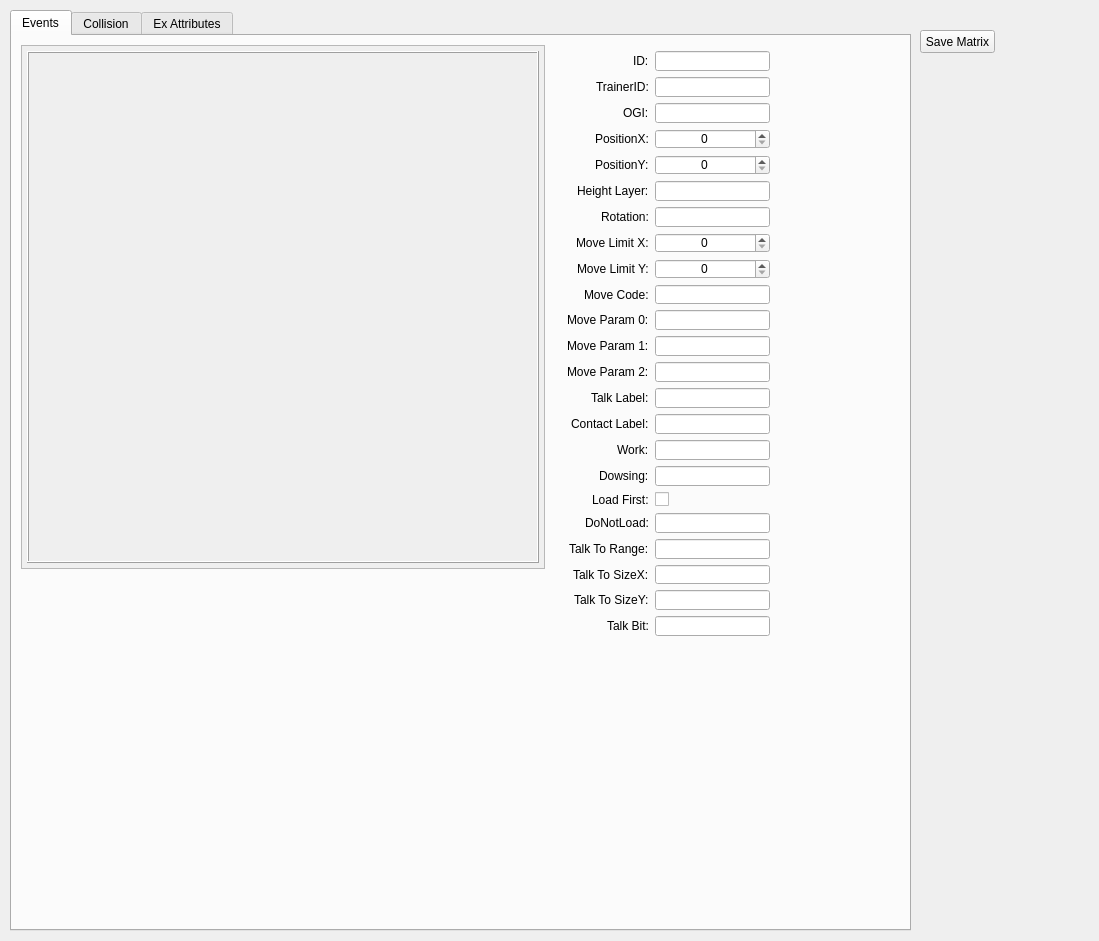
Qt form collision.ui (ycdevbdsp/sinnoh) before a commit.
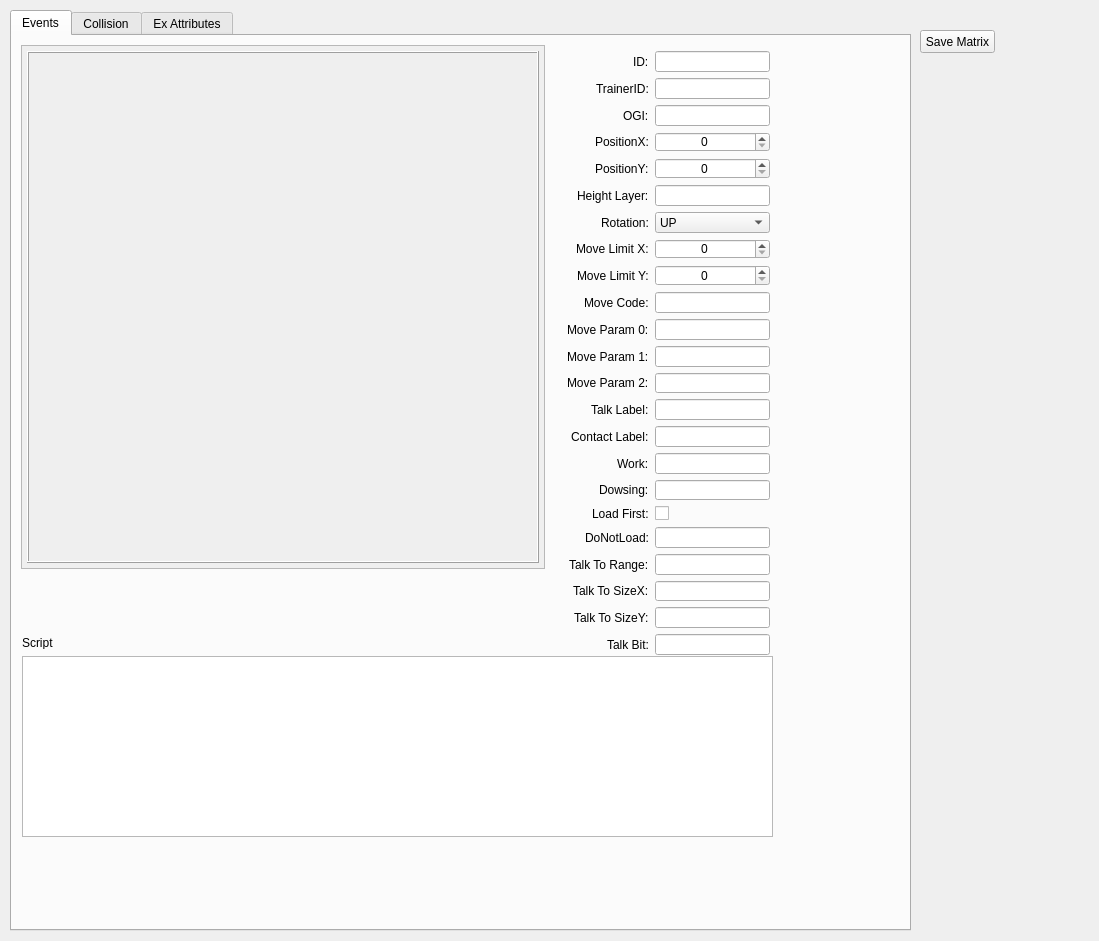
The same form after that commit. Custom widgets are drawn as their Qt base class.

```diff
--- a/collision.ui
+++ b/collision.ui
@@ -121,7 +121,7 @@
        <x>550</x>
        <y>10</y>
        <width>213</width>
-       <height>595</height>
+       <height>614</height>
       </rect>
      </property>
      <layout class="QFormLayout" name="formLayout">
@@ -182,6 +182,9 @@
         <property name="alignment">
          <set>Qt::AlignCenter</set>
         </property>
+        <property name="maximum">
+         <number>999</number>
+        </property>
        </widget>
       </item>
       <item row="4" column="0">
@@ -196,6 +199,9 @@
         <property name="alignment">
          <set>Qt::AlignCenter</set>
         </property>
+        <property name="maximum">
+         <number>999</number>
+        </property>
        </widget>
       </item>
       <item row="5" column="0">
@@ -216,7 +222,28 @@
        </widget>
       </item>
       <item row="6" column="1">
-       <widget class="QLineEdit" name="pdRotation"/>
+       <widget class="QComboBox" name="pdRotation">
+        <item>
+         <property name="text">
+          <string>UP</string>
+         </property>
+        </item>
+        <item>
+         <property name="text">
+          <string>DOWN</string>
+         </property>
+        </item>
+        <item>
+         <property name="text">
+          <string>LEFT</string>
+         </property>
+        </item>
+        <item>
+         <property name="text">
+          <string>RIGHT</string>
+         </property>
+        </item>
+       </widget>
       </item>
       <item row="7" column="0">
        <widget class="QLabel" name="moveLimitXLabel">
@@ -230,6 +257,9 @@
         <property name="alignment">
          <set>Qt::AlignCenter</set>
         </property>
+        <property name="maximum">
+         <number>999</number>
+        </property>
        </widget>
       </item>
       <item row="8" column="0">
@@ -244,6 +274,9 @@
         <property name="alignment">
          <set>Qt::AlignCenter</set>
         </property>
+        <property name="maximum">
+         <number>999</number>
+        </property>
        </widget>
       </item>
       <item row="9" column="0">
@@ -388,6 +421,29 @@
       </item>
      </layout>
     </widget>
+    <widget class="QPlainTextEdit" name="uiEventsScript">
+     <property name="geometry">
+      <rect>
+       <x>10</x>
+       <y>620</y>
+       <width>751</width>
+       <height>181</height>
+      </rect>
+     </property>
+    </widget>
+    <widget class="QLabel" name="label_3">
+     <property name="geometry">
+      <rect>
+       <x>10</x>
+       <y>600</y>
+       <width>47</width>
+       <height>13</height>
+      </rect>
+     </property>
+     <property name="text">
+      <string>Script</string>
+     </property>
+    </widget>
    </widget>
    <widget class="QWidget" name="tabCollision">
     <attribute name="title">
```
Left out of the diff: 2 changed lines with no effect on the pictures.
